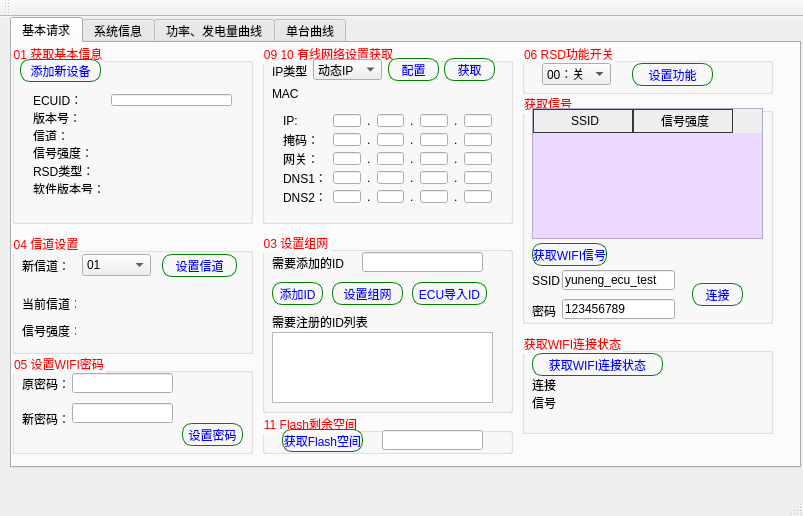
Before: the Qt Designer form mainwindow.ui in crawler-john/ECU-RS-PC, drawn with Qt 5.
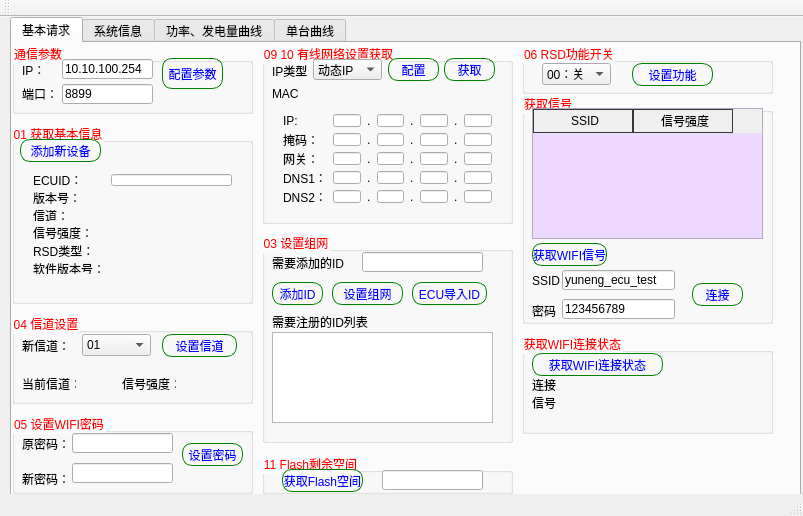
After: the same form once the commit is applied. Icons and pictures are not drawn.

```diff
--- a/mainwindow.ui
+++ b/mainwindow.ui
@@ -20,7 +20,7 @@
       <x>10</x>
       <y>0</y>
       <width>791</width>
-      <height>451</height>
+      <height>481</height>
      </rect>
     </property>
     <property name="styleSheet">
@@ -108,7 +108,7 @@
       <property name="geometry">
        <rect>
         <x>0</x>
-        <y>0</y>
+        <y>80</y>
         <width>241</width>
         <height>181</height>
        </rect>
@@ -231,9 +231,9 @@
       <property name="geometry">
        <rect>
         <x>0</x>
-        <y>190</y>
+        <y>270</y>
         <width>241</width>
-        <height>121</height>
+        <height>91</height>
        </rect>
       </property>
       <property name="title">
@@ -371,10 +371,10 @@
       <widget class="QLabel" name="label_9">
        <property name="geometry">
         <rect>
-         <x>10</x>
-         <y>90</y>
+         <x>110</x>
+         <y>60</y>
          <width>54</width>
-         <height>16</height>
+         <height>21</height>
         </rect>
        </property>
        <property name="text">
@@ -384,9 +384,9 @@
       <widget class="QLabel" name="label_CurrentChannel">
        <property name="geometry">
         <rect>
-         <x>80</x>
+         <x>70</x>
          <y>60</y>
-         <width>71</width>
+         <width>31</width>
          <height>21</height>
         </rect>
        </property>
@@ -397,10 +397,10 @@
       <widget class="QLabel" name="label_Stren">
        <property name="geometry">
         <rect>
-         <x>80</x>
-         <y>90</y>
-         <width>71</width>
-         <height>16</height>
+         <x>180</x>
+         <y>60</y>
+         <width>41</width>
+         <height>21</height>
         </rect>
        </property>
        <property name="text">
@@ -412,9 +412,9 @@
       <property name="geometry">
        <rect>
         <x>0</x>
-        <y>310</y>
+        <y>370</y>
         <width>241</width>
-        <height>101</height>
+        <height>81</height>
        </rect>
       </property>
       <property name="title">
@@ -470,7 +470,7 @@
        <property name="geometry">
         <rect>
          <x>170</x>
-         <y>70</y>
+         <y>30</y>
          <width>61</width>
          <height>23</height>
         </rect>
@@ -486,7 +486,7 @@
         <x>250</x>
         <y>189</y>
         <width>251</width>
-        <height>181</height>
+        <height>211</height>
        </rect>
       </property>
       <property name="title">
@@ -534,7 +534,7 @@
          <x>10</x>
          <y>100</y>
          <width>221</width>
-         <height>71</height>
+         <height>91</height>
         </rect>
        </property>
        <property name="plainText">
@@ -895,7 +895,7 @@
       <property name="geometry">
        <rect>
         <x>250</x>
-        <y>370</y>
+        <y>410</y>
         <width>251</width>
         <height>41</height>
        </rect>
@@ -1137,6 +1137,84 @@
        </property>
       </widget>
      </widget>
+     <widget class="QGroupBox" name="groupBox_7">
+      <property name="geometry">
+       <rect>
+        <x>0</x>
+        <y>0</y>
+        <width>241</width>
+        <height>71</height>
+       </rect>
+      </property>
+      <property name="title">
+       <string>通信参数</string>
+      </property>
+      <widget class="QLabel" name="label_16">
+       <property name="geometry">
+        <rect>
+         <x>10</x>
+         <y>16</y>
+         <width>41</width>
+         <height>21</height>
+        </rect>
+       </property>
+       <property name="text">
+        <string>IP：</string>
+       </property>
+      </widget>
+      <widget class="QLabel" name="label_18">
+       <property name="geometry">
+        <rect>
+         <x>10</x>
+         <y>40</y>
+         <width>41</width>
+         <height>21</height>
+        </rect>
+       </property>
+       <property name="text">
+        <string>端口：</string>
+       </property>
+      </widget>
+      <widget class="QLineEdit" name="lineEdit_IP">
+       <property name="geometry">
+        <rect>
+         <x>50</x>
+         <y>16</y>
+         <width>91</width>
+         <height>20</height>
+        </rect>
+       </property>
+       <property name="text">
+        <string>10.10.100.254</string>
+       </property>
+      </widget>
+      <widget class="QLineEdit" name="lineEdit_Port">
+       <property name="geometry">
+        <rect>
+         <x>50</x>
+         <y>41</y>
+         <width>91</width>
+         <height>20</height>
+        </rect>
+       </property>
+       <property name="text">
+        <string>8899</string>
+       </property>
+      </widget>
+      <widget class="QPushButton" name="btn_config">
+       <property name="geometry">
+        <rect>
+         <x>150</x>
+         <y>15</y>
+         <width>61</width>
+         <height>31</height>
+        </rect>
+       </property>
+       <property name="text">
+        <string>配置参数</string>
+       </property>
+      </widget>
+     </widget>
     </widget>
     <widget class="QWidget" name="tab_2">
      <attribute name="title">
```
